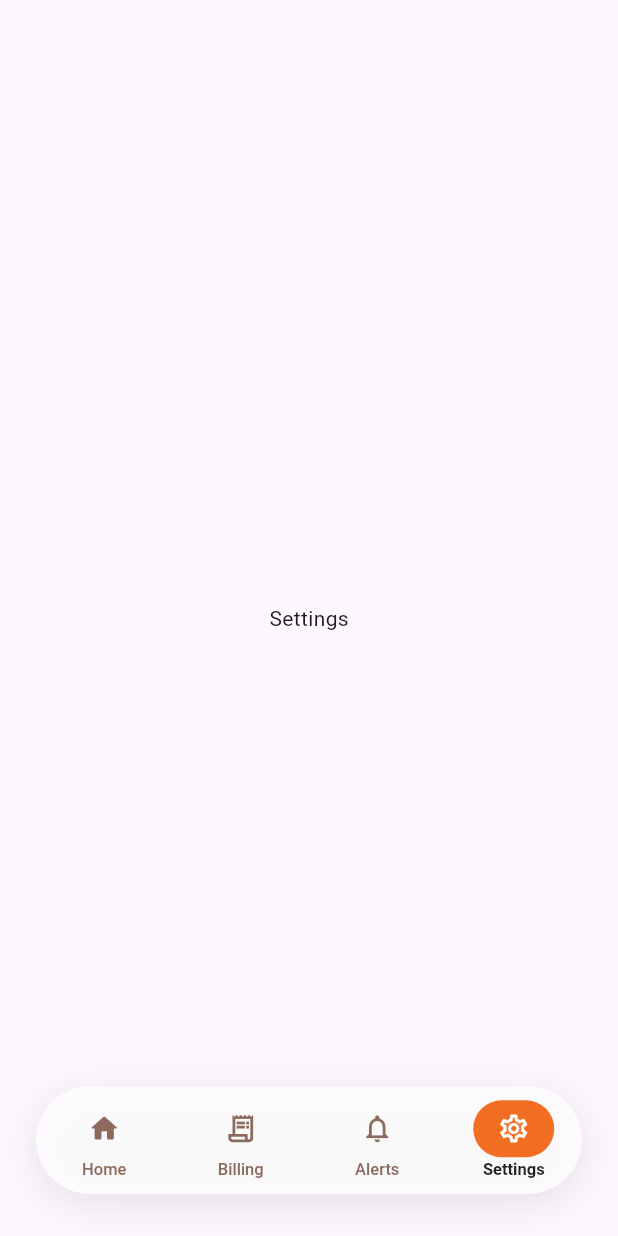
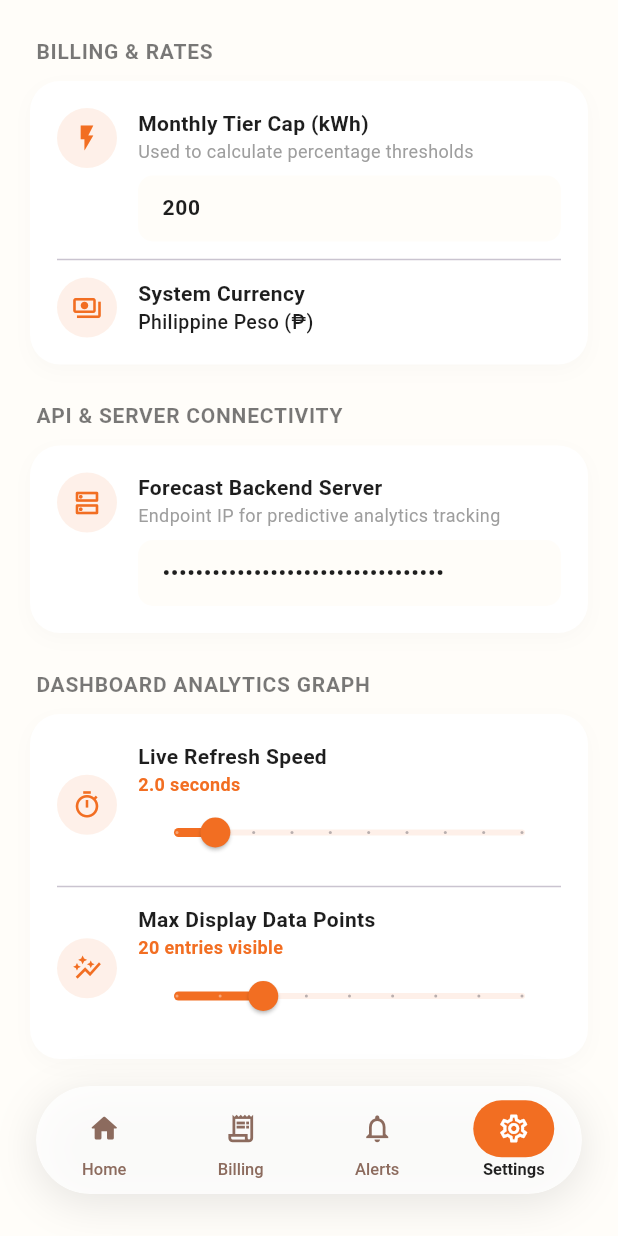
Before and after one commit to Orti-G/Thesis, a Flutter app: the MainScreen screen opened directly, item 4 of the bottom bar chosen, on a phone screen of 412 x 824 dp. Run offline on Flutter 3.47's test engine with Material 3 defaults, Android fonts, the phone set to English and light mode, and no system bars; our stand-ins replace custom_refresh_indicator, firebase_core, firebase_database, fl_chart, lottie; accounts and stored records are empty.

Commit message:
added settings

```diff
--- a/flutter_mobile_ui/lib/main.dart
+++ b/flutter_mobile_ui/lib/main.dart
@@ -8,6 +8,7 @@ import 'package:firebase_database/firebase_database.dart'; // <-- ADDED THIS IMP
 import 'dashboard.dart';
 import 'billing.dart' as billing;
 import 'alert.dart';
+import 'settings.dart';
 
 void main() async {
   WidgetsFlutterBinding.ensureInitialized();
@@ -152,6 +153,7 @@ class _MainScreenState extends State<MainScreen> {
     const Dashboard(),
     billing.BillingScreen(),
     AlertsScreen(),
+    const SettingsScreen(),
     const Center(
       child: Text("Settings"),
     ),
--- /dev/null
+++ b/flutter_mobile_ui/lib/settings.dart
@@ -0,0 +1,374 @@
+import 'package:flutter/material.dart';
+
+class SettingsScreen extends StatefulWidget {
+  const SettingsScreen({super.key});
+
+  @override
+  State<SettingsScreen> createState() => _SettingsScreenState();
+}
+
+class _SettingsScreenState extends State<SettingsScreen> {
+  // Theme styling mirroring billing.dart & dashboard.dart
+  final Color primaryOrange = const Color(0xFFF26E22);
+  final Color creamBg = const Color(0xFFFFFDF9);
+  final Color textDark = const Color(0xFF1E1E1E);
+
+  // Hardcoded Initial states mimicking current application values
+  final TextEditingController _serverController =
+      TextEditingController(text: 'http://35.209.250.46:8000/forecast');
+  final TextEditingController _tierCapController =
+      TextEditingController(text: '200');
+
+  double _graphRefreshRate = 2.0; // Current timer loop is 2s
+  double _maxDataPoints = 20.0;   // Current limit is 20
+
+  bool _anomalyNotifications = true;
+  bool _tierCrossingAlerts = true;
+
+  @override
+  void dispose() {
+    _serverController.dispose();
+    _tierCapController.dispose();
+    super.dispose();
+  }
+
+  @override
+  Widget build(BuildContext context) {
+    return Scaffold(
+      backgroundColor: creamBg,
+      body: SafeArea(
+        child: SingleChildScrollView(
+          // FIXED: Adjusted bottom padding to 70.0 to fix the massive white gap under the button
+          padding: const EdgeInsets.only(top: 24.0, left: 20.0, right: 20.0, bottom: 70.0),
+          child: Column(
+            crossAxisAlignment: CrossAxisAlignment.start,
+            children: [
+              _buildSectionHeader('Billing & Rates'),
+              _buildSettingsCard(
+                child: Column(
+                  children: [
+                    _buildTextFieldTile(
+                      label: 'Monthly Tier Cap (kWh)',
+                      subtitle: 'Used to calculate percentage thresholds',
+                      controller: _tierCapController,
+                      keyboardType: TextInputType.number,
+                      icon: Icons.flash_on,
+                    ),
+                    const Divider(height: 24),
+                    _buildReadOnlyTile(
+                      label: 'System Currency',
+                      value: 'Philippine Peso (₱)',
+                      icon: Icons.payments_outlined,
+                    ),
+                  ],
+                ),
+              ),
+              const SizedBox(height: 24),
+
+              _buildSectionHeader('API & Server Connectivity'),
+              _buildSettingsCard(
+                child: _buildTextFieldTile(
+                  label: 'Forecast Backend Server',
+                  subtitle: 'Endpoint IP for predictive analytics tracking',
+                  controller: _serverController,
+                  keyboardType: TextInputType.url,
+                  icon: Icons.dns_outlined,
+                  obscureText: true,
+                ),
+              ),
+              const SizedBox(height: 24),
+
+              _buildSectionHeader('Dashboard Analytics Graph'),
+              _buildSettingsCard(
+                child: Column(
+                  children: [
+                    _buildSliderTile(
+                      label: 'Live Refresh Speed',
+                      subtitle: '${_graphRefreshRate.toStringAsFixed(1)} seconds',
+                      value: _graphRefreshRate,
+                      min: 1.0,
+                      max: 10.0,
+                      divisions: 9,
+                      icon: Icons.timer_outlined,
+                      onChanged: (val) => setState(() => _graphRefreshRate = val),
+                    ),
+                    const Divider(height: 24),
+                    _buildSliderTile(
+                      label: 'Max Display Data Points',
+                      subtitle: '${_maxDataPoints.round()} entries visible',
+                      value: _maxDataPoints,
+                      min: 10.0,
+                      max: 50.0,
+                      divisions: 8,
+                      icon: Icons.auto_graph,
+                      onChanged: (val) => setState(() => _maxDataPoints = val),
+                    ),
+                  ],
+                ),
+              ),
+              const SizedBox(height: 24),
+
+              _buildSectionHeader('Alert Preferences'),
+              _buildSettingsCard(
+                child: Column(
+                  children: [
+                    _buildSwitchTile(
+                      label: 'Anomaly Safety Alerts',
+                      subtitle: 'Logs real-time system variance markers',
+                      value: _anomalyNotifications,
+                      icon: Icons.warning_amber_rounded,
+                      onChanged: (val) => setState(() => _anomalyNotifications = val),
+                    ),
+                    const Divider(height: 24),
+                    _buildSwitchTile(
+                      label: 'Tier Escalation Warning',
+                      subtitle: 'Warn when energy crosses threshold points',
+                      value: _tierCrossingAlerts,
+                      icon: Icons.notification_important_outlined,
+                      onChanged: (val) => setState(() => _tierCrossingAlerts = val),
+                    ),
+                  ],
+                ),
+              ),
+              // FIXED: Reduced spacing step right above the button from 40 to 20
+              const SizedBox(height: 20),
+
+              // Static Safe Changes Indicator Button
+              SizedBox(
+                width: double.infinity,
+                height: 52,
+                child: ElevatedButton(
+                  onPressed: () {},
+                  style: ElevatedButton.styleFrom(
+                    backgroundColor: primaryOrange,
+                    elevation: 0,
+                    shape: RoundedRectangleBorder(
+                      borderRadius: BorderRadius.circular(16),
+                    ),
+                  ),
+                  child: const Text(
+                    'Save Configurations',
+                    style: TextStyle(
+                      color: Colors.white,
+                      fontSize: 16,
+                      fontWeight: FontWeight.w700,
+                    ),
+                  ),
+                ),
+              ),
+            ],
+          ),
+        ),
+      ),
+    );
+  }
+
+  // ── REUSABLE COMPONENT BUILDERS MATCHING APPLICATION THEME ──
+
+  Widget _buildSectionHeader(String title) {
+    return Padding(
+      padding: const EdgeInsets.only(left: 4, bottom: 10),
+      child: Text(
+        title.toUpperCase(),
+        style: TextStyle(
+          fontSize: 14,
+          color: textDark.withValues(alpha: 0.6),
+          fontWeight: FontWeight.w700,
+          letterSpacing: 0.5,
+        ),
+      ),
+    );
+  }
+
+  Widget _buildSettingsCard({required Widget child}) {
+    return Container(
+      padding: const EdgeInsets.all(18),
+      decoration: BoxDecoration(
+        color: Colors.white,
+        borderRadius: BorderRadius.circular(20),
+        boxShadow: [
+          BoxShadow(
+            color: Colors.black.withValues(alpha: 0.02),
+            blurRadius: 10,
+            offset: const Offset(0, 4),
+          ),
+        ],
+      ),
+      child: child,
+    );
+  }
+
+  Widget _buildTextFieldTile({
+    required String label,
+    required String subtitle,
+    required TextEditingController controller,
+    required TextInputType keyboardType,
+    required IconData icon,
+    bool obscureText = false,
+  }) {
+    return Row(
+      crossAxisAlignment: CrossAxisAlignment.start,
+      children: [
+        CircleAvatar(
+          backgroundColor: primaryOrange.withValues(alpha: 0.1),
+          child: Icon(icon, color: primaryOrange, size: 20),
+        ),
+        const SizedBox(width: 14),
+        Expanded(
+          child: Column(
+            crossAxisAlignment: CrossAxisAlignment.start,
+            children: [
+              Text(
+                label,
+                style: TextStyle(color: textDark, fontWeight: FontWeight.w700, fontSize: 14),
+              ),
+              Text(
+                subtitle,
+                style: TextStyle(color: Colors.grey[500], fontSize: 12),
+              ),
+              const SizedBox(height: 8),
+              SizedBox(
+                height: 44,
+                child: TextField(
+                  controller: controller,
+                  keyboardType: keyboardType,
+                  obscureText: obscureText,
+                  style: TextStyle(fontSize: 14, color: textDark, fontWeight: FontWeight.w600),
+                  decoration: InputDecoration(
+                    contentPadding: const EdgeInsets.symmetric(horizontal: 12),
+                    filled: true,
+                    fillColor: creamBg,
+                    border: OutlineInputBorder(
+                      borderRadius: BorderRadius.circular(10),
+                      borderSide: BorderSide.none,
+                    ),
+                  ),
+                ),
+              ),
+            ],
+          ),
+        ),
+      ],
+    );
+  }
+
+  Widget _buildSliderTile({
+    required String label,
+    required String subtitle,
+    required double value,
+    required double min,
+    required double max,
+    required int divisions,
+    required IconData icon,
+    required ValueChanged<double> onChanged,
+  }) {
+    return Row(
+      children: [
+        CircleAvatar(
+          backgroundColor: primaryOrange.withValues(alpha: 0.1),
+          child: Icon(icon, color: primaryOrange, size: 20),
+        ),
+        const SizedBox(width: 14),
+        Expanded(
+          child: Column(
+            crossAxisAlignment: CrossAxisAlignment.start,
+            children: [
+              Text(
+                label,
+                style: TextStyle(color: textDark, fontWeight: FontWeight.w700, fontSize: 14),
+              ),
+              Text(
+                subtitle,
+                style: TextStyle(color: primaryOrange, fontWeight: FontWeight.w600, fontSize: 12),
+              ),
+              SliderTheme(
+                data: SliderThemeData(
+                  activeTrackColor: primaryOrange,
+                  inactiveTrackColor: primaryOrange.withValues(alpha: 0.1),
+                  thumbColor: primaryOrange,
+                  overlayColor: primaryOrange.withValues(alpha: 0.12),
+                ),
+                child: Slider(
+                  value: value,
+                  min: min,
+                  max: max,
+                  divisions: divisions,
+                  onChanged: onChanged,
+                ),
+              ),
+            ],
+          ),
+        ),
+      ],
+    );
+  }
+
+  Widget _buildSwitchTile({
+    required String label,
+    required String subtitle,
+    required bool value,
+    required IconData icon,
+    required ValueChanged<bool> onChanged,
+  }) {
+    return Row(
+      children: [
+        CircleAvatar(
+          backgroundColor: primaryOrange.withValues(alpha: 0.1),
+          child: Icon(icon, color: primaryOrange, size: 20),
+        ),
+        const SizedBox(width: 14),
+        Expanded(
+          child: Column(
+            crossAxisAlignment: CrossAxisAlignment.start,
+            children: [
+              Text(
+                label,
+                style: TextStyle(color: textDark, fontWeight: FontWeight.w700, fontSize: 14),
+              ),
+              Text(
+                subtitle,
+                style: TextStyle(color: Colors.grey[500], fontSize: 12),
+              ),
+            ],
+          ),
+        ),
+        Switch.adaptive(
+          value: value,
+          activeColor: primaryOrange,
+          onChanged: onChanged,
+        ),
+      ],
+    );
+  }
+
+  Widget _buildReadOnlyTile({
+    required String label,
+    required String value,
+    required IconData icon,
+  }) {
+    return Row(
+      children: [
+        CircleAvatar(
+          backgroundColor: primaryOrange.withValues(alpha: 0.1),
+          child: Icon(icon, color: primaryOrange, size: 20),
+        ),
+        const SizedBox(width: 14),
+        Expanded(
+          child: Column(
+            crossAxisAlignment: CrossAxisAlignment.start,
+            children: [
+              Text(
+                label,
+                style: TextStyle(color: textDark, fontWeight: FontWeight.w700, fontSize: 14),
+              ),
+              Text(
+                value,
+                style: TextStyle(color: textDark, fontWeight: FontWeight.w500, fontSize: 13),
+              ),
+            ],
+          ),
+        ),
+      ],
+    );
+  }
+}
```
